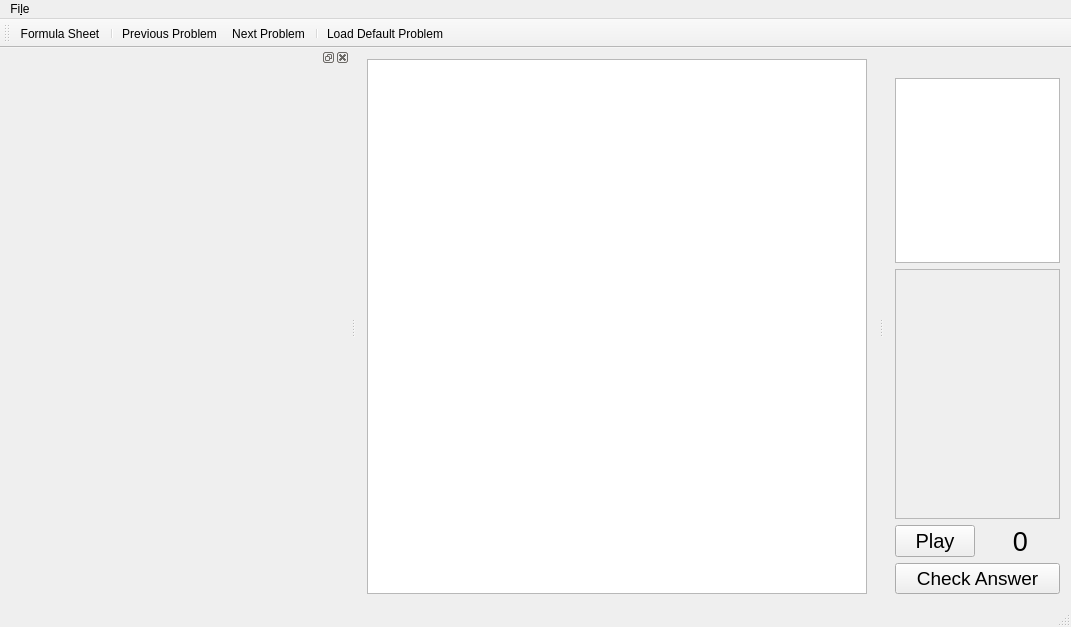
This is NewtonCore/mainwindow.ui in jarednielson/NewtonEZ as Qt 5 draws it before an edit. The edited form follows.
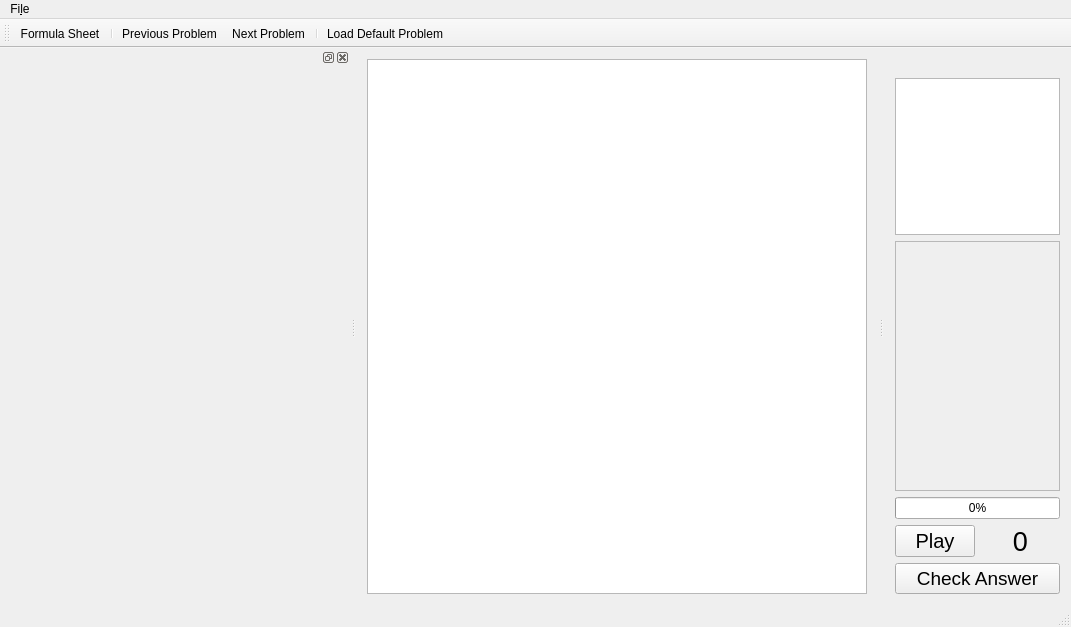
This is the edited form. Icons and pictures are not drawn. Custom widgets are drawn as their Qt base class.

Commit message: Get progress bar working and stuff

The edit to the form file:
```diff
--- a/NewtonCore/mainwindow.ui
+++ b/NewtonCore/mainwindow.ui
@@ -183,8 +183,8 @@
            <rect>
             <x>0</x>
             <y>0</y>
-            <width>191</width>
-            <height>283</height>
+            <width>157</width>
+            <height>248</height>
            </rect>
           </property>
           <layout class="QVBoxLayout" name="verticalLayout_2">
@@ -199,6 +199,13 @@
          </widget>
         </widget>
        </item>
+       <item>
+        <widget class="QProgressBar" name="progressBar">
+         <property name="value">
+          <number>0</number>
+         </property>
+        </widget>
+       </item>
        <item>
         <layout class="QHBoxLayout" name="horizontalLayout">
          <item>
```
Left out of the diff: 2 changed lines with no effect on the pictures. The commit also changes 3 other files.
